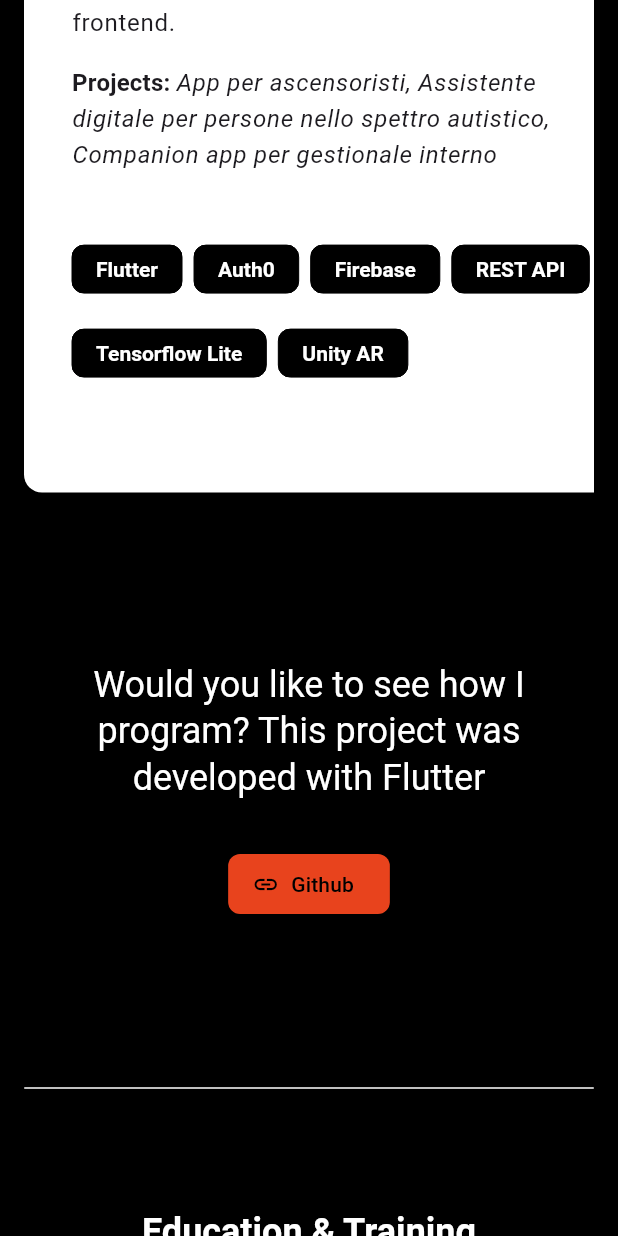
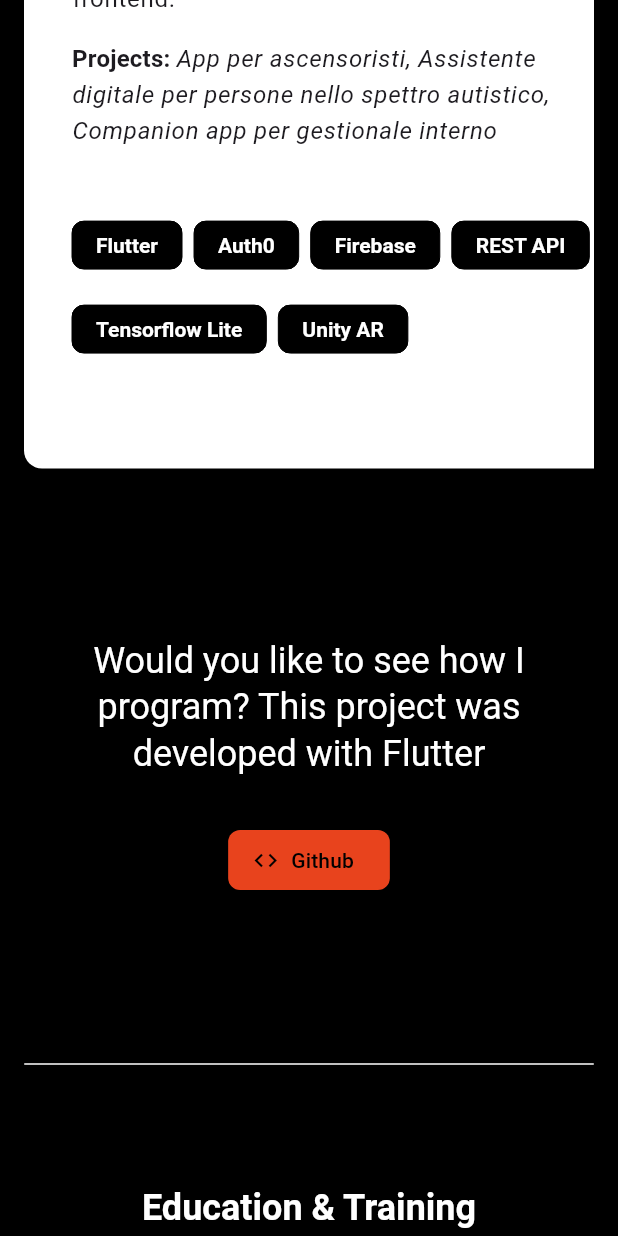
Before and after one commit to Lord-Platypus/portfolio, a Flutter app: the screen it shows after launch, scrolled down 1728 dp, after a tap on "Github", on a phone screen of 412 x 824 dp. Run offline on Flutter 3.47's test engine with Material 3 defaults, Android fonts, the phone set to English and light mode, and no system bars; drawn by our look-alikes of auto_size_text; our stand-ins replace bloc, dio, equatable, flutter_bloc, get_it, go_router; generated files the repository leaves out were written again; network calls fail.

Commit message:
refactor Hero section

```diff
--- a/lib/core/utils/constants/constants.dart
+++ b/lib/core/utils/constants/constants.dart
@@ -1 +1,3 @@
 const String githubUrl = "https://github.com/Lord-Platypus/portfolio";
+const String cvUrl =
+    "https://drive.google.com/file/d/1d2YXLJA5Z3neh-xopDc1qWzxdQrslZSz/view?usp=sharing";
--- a/lib/core/utils/extensions/build_context_extension.dart
+++ b/lib/core/utils/extensions/build_context_extension.dart
@@ -1,16 +1,24 @@
 import 'package:flutter/material.dart';
 
 import '../../../l10n/app_localizations.dart';
+import '../screen_helper/enum/screen_sizes.dart';
 import '../theme/app_colors.dart';
 
-extension AppColorsExtension on BuildContext {
+extension BuildContextExtension on BuildContext {
   AppColors get appColors => Theme.of(this).extension<AppColors>()!;
 
-  bool isTablet() => MediaQuery.of(this).size.width >= 600;
+  bool isTablet() =>
+      ScreenSize.fromWidth(MediaQuery.of(this).size.width) == ScreenSize.tablet;
 
-  bool isDesktop() => MediaQuery.of(this).size.width >= 1024;
+  bool isDesktop() =>
+      ScreenSize.fromWidth(MediaQuery.of(this).size.width) ==
+      ScreenSize.desktop;
 
-  bool isMobile() => MediaQuery.of(this).size.width < 600;
+  bool isMobile() =>
+      ScreenSize.fromWidth(MediaQuery.of(this).size.width) == ScreenSize.mobile;
+
+  ScreenSize get screenSize =>
+      ScreenSize.fromWidth(MediaQuery.of(this).size.width);
 
   AppLocalizations get localizations => AppLocalizations.of(this)!;
 }
--- /dev/null
+++ b/lib/core/utils/screen_helper/enum/screen_sizes.dart
@@ -0,0 +1,18 @@
+enum ScreenSize {
+  mobile,
+  tablet,
+  desktop;
+
+  static ScreenSize fromWidth(double width) {
+    switch (width) {
+      case < 600:
+        return mobile;
+      case >= 600 && < 1024:
+        return tablet;
+      case >= 1024:
+        return desktop;
+      default:
+        throw Exception("Width not in range");
+    }
+  }
+}
--- a/lib/features/portfolio/data/data_sources/portfolio_local_service.dart
+++ b/lib/features/portfolio/data/data_sources/portfolio_local_service.dart
@@ -19,7 +19,7 @@ class PortfolioLocalService implements PortfolioDataSource {
         surname: "Vinci",
         title: "Senior Flutter Developer",
         profileImageUrl:
-            "https://i.pinimg.com/736x/a7/20/12/a72012de9e71f2b6676f8417c462e57c.jpg",
+            "https://drive.usercontent.google.com/download?id=1TdofDpn2iG6BQSQhPEomeVW-i3WVOQ_1",
         address: "Loc. Campara 23",
         city: "Pastrengo (VR)",
         country: "Italy",
--- a/lib/features/portfolio/presentation/pages/portfolio_page.dart
+++ b/lib/features/portfolio/presentation/pages/portfolio_page.dart
@@ -28,8 +28,7 @@ class PortfolioPage extends StatelessWidget {
         getWorkExperiencesCase: GetIt.I<GetWorkExperiencesCase>(),
         getEducationalElements: GetIt.I<GetEducationElementsCase>(),
       )..getPortfolioInfos(),
-      child: Scaffold(
-        body: BlocBuilder<PortfolioCubit, PortfolioState>(
+      child: BlocBuilder<PortfolioCubit, PortfolioState>(
         builder: (context, state) {
           switch (state) {
             case PortfolioLoading():
@@ -41,23 +40,31 @@ class PortfolioPage extends StatelessWidget {
           }
         },
       ),
-      ),
     );
   }
 
+  double get maxPageWidth => 1024;
+
   Widget _buildPage(BuildContext context, PortfolioDone state) {
-    return SingleChildScrollView(
+    return Scaffold(
+      body: SingleChildScrollView(
         child: Column(
           children: [
+            Center(
+              child: SizedBox(
+                width: maxPageWidth + 64 * 2,
+                child: HeroSection(personalInfo: state.personalInfo!),
+              ),
+            ),
+            const SizedBox(height: 64),
             Padding(
-            padding: const EdgeInsets.fromLTRB(16, 16, 16, 32),
+              padding: const EdgeInsets.fromLTRB(16, 0, 16, 32),
               child: Center(
                 child: SizedBox(
-                width: 1024,
+                  width: maxPageWidth,
                   child: Column(
                     spacing: 64,
                     children: [
-                    HeroSection(personalInfo: state.personalInfo!),
                       AboutSection(
                         aboutMe: state.personalInfo!.aboutMe,
                         labels: state.personalInfo!.aboutLabels,
@@ -77,7 +84,7 @@ class PortfolioPage extends StatelessWidget {
                 padding: const EdgeInsets.fromLTRB(16, 8, 16, 16),
                 child: Center(
                   child: SizedBox(
-                  width: 1024,
+                    width: maxPageWidth,
                     child: Column(
                       crossAxisAlignment: CrossAxisAlignment.start,
                       spacing: 16,
@@ -88,7 +95,7 @@ class PortfolioPage extends StatelessWidget {
                         EducationSection(
                           educationElements: state.educationElements!,
                         ),
-                      const Divider(),
+                        const Divider(height: 64),
                         ContactsSection(personalInfo: state.personalInfo!),
                       ],
                     ),
@@ -98,6 +105,7 @@ class PortfolioPage extends StatelessWidget {
             ),
           ],
         ),
+      ),
     );
   }
 }
--- a/lib/features/portfolio/presentation/widgets/github_section.dart
+++ b/lib/features/portfolio/presentation/widgets/github_section.dart
@@ -28,7 +28,7 @@ class GithubSection extends StatelessWidget {
 
             FilledButton.icon(
               onPressed: () => launchUrl(Uri.parse(githubUrl)),
-              icon: const Icon(Icons.link),
+              icon: const Icon(Icons.code),
               label: const Text("Github"),
             ),
           ],
--- a/lib/features/portfolio/presentation/widgets/hero_section.dart
+++ b/lib/features/portfolio/presentation/widgets/hero_section.dart
@@ -1,7 +1,12 @@
+import 'dart:math';
+
 import 'package:auto_size_text/auto_size_text.dart';
 import 'package:flutter/material.dart';
+import 'package:url_launcher/url_launcher.dart';
 
+import '../../../../core/utils/constants/constants.dart';
 import '../../../../core/utils/extensions/build_context_extension.dart';
+import '../../../../core/utils/screen_helper/enum/screen_sizes.dart';
 import '../../domain/entities/personal_info.dart';
 
 class HeroSection extends StatelessWidget {
@@ -11,72 +16,182 @@ class HeroSection extends StatelessWidget {
 
   @override
   Widget build(BuildContext context) {
+    ButtonStyle buttonStyle = ButtonStyle(
+      shape: WidgetStatePropertyAll(
+        RoundedRectangleBorder(borderRadius: BorderRadius.circular(32)),
+      ),
+      foregroundColor: WidgetStatePropertyAll(context.appColors.onSecondary),
+      backgroundColor: WidgetStatePropertyAll(context.appColors.secondary),
+    );
+
+    final lineDecoration = LayoutBuilder(
+      builder: (context, constraints) =>
+          Container(
+            height: constraints.maxHeight / 2,
+            decoration: BoxDecoration(
+              borderRadius: const BorderRadius.only(
+                bottomLeft: Radius.circular(32),
+                bottomRight: Radius.circular(32),
+              ),
+              border: Border(
+                left: BorderSide(color: context.appColors.primary, width: 3),
+                right: BorderSide(color: context.appColors.primary, width: 3),
+                bottom: BorderSide(color: context.appColors.primary, width: 3),
+              ),
+            ),
+          ),
+    );
+
+    final imageCircle = LayoutBuilder(
+      builder: (context, constraints) =>
+          _buildEmptySurfaceBox(
+            context,
+            child: Container(
+              decoration: BoxDecoration(
+                border: Border.all(color: context.appColors.border, width: 3),
+                shape: BoxShape.circle,
+                image: DecorationImage(
+                  image: NetworkImage(personalInfo.profileImageUrl),
+                ),
+              ),
+            ),
+            leftPadding: !context.isMobile(),
+            rightPadding: !context.isMobile(),
+          ),
+    );
+
+    final fullName = _buildEmptySurfaceBox(
+      context,
+      child: AutoSizeText(
+        personalInfo.fullName,
+        maxLines: 1,
+        style: Theme
+            .of(
+          context,
+        )
+            .textTheme
+            .headlineLarge
+            ?.copyWith(fontWeight: FontWeight.bold),
+      ),
+    );
+
+    final subtitle = _buildEmptySurfaceBox(
+      context,
+      child: AutoSizeText(
+        personalInfo.title,
+        maxLines: 1,
+        style: Theme
+            .of(
+          context,
+        )
+            .textTheme
+            .headlineMedium
+            ?.copyWith(fontWeight: FontWeight.bold),
+      ),
+    );
+
+    final cvButton = _buildEmptySurfaceBox(
+      context,
+      child: FilledButton.icon(
+        style: buttonStyle,
+
+        onPressed: () => launchUrl(Uri.parse(cvUrl)),
+        icon: const Icon(Icons.download),
+        label: Text(context.localizations.downloadCV),
+      ),
+    );
+
+    final githubButton = _buildEmptySurfaceBox(
+      context,
+      child: FilledButton.icon(
+        style: buttonStyle,
+        onPressed: () => launchUrl(Uri.parse(githubUrl)),
+        icon: const Icon(Icons.code),
+        label: const Text("Github"),
+      ),
+    );
+
+    final double mainRowPadding = switch (context.screenSize) {
+      ScreenSize.mobile => 8,
+      ScreenSize.tablet => 32,
+      ScreenSize.desktop => 64,
+    };
+    final double mainRowSpacing = context.isMobile() ? 0 : 16;
+
     return SizedBox(
-      height: MediaQuery
+      height: max(MediaQuery
           .of(context)
           .size
-          .height * .3,
+          .height * .3, 200),
+      child: Column(
+        crossAxisAlignment: CrossAxisAlignment.center,
+        spacing: 32,
+        children: [
+          Expanded(
+            child: Stack(
+              fit: StackFit.expand,
+              children: [
+                Align(alignment: Alignment.topCenter, child: lineDecoration),
+                Padding(
+                  padding: EdgeInsets.symmetric(horizontal: mainRowPadding),
+                  child: Row(
+                    spacing: mainRowSpacing,
+                    children: [
+                      Expanded(child: imageCircle),
+                      Expanded(
+                        flex: 3,
+                        child: LayoutBuilder(
+                          builder: (context, constraints) =>
+                              SizedBox(
+                                width: constraints.maxWidth,
                                 child: Row(
                                   spacing: 16,
+                                  crossAxisAlignment: CrossAxisAlignment.center,
                                   children: [
-          Flexible(
-            child: LayoutBuilder(
-              builder: (context, constraints) =>
-                  Container(
+                                    Expanded(
+                                      child: Column(
+                                        mainAxisAlignment: MainAxisAlignment
+                                            .center,
+                                        crossAxisAlignment:
+                                        CrossAxisAlignment.start,
+                                        children: [fullName, subtitle],
+                                      ),
+                                    ),
 
-                    decoration: BoxDecoration(
-                      border: Border.all(
-                        color: context.appColors.border,
-                        width: 3,
-                      ),
-                      shape: BoxShape.circle,
-                    ),
-                    child: CircleAvatar(
-                      minRadius: 50,
-                      maxRadius: 80,
-                      backgroundImage: NetworkImage(
-                          personalInfo.profileImageUrl),
+                                    if (context.isDesktop()) ...[
+                                      cvButton,
+                                      githubButton,
+                                    ],
+                                  ],
                                 ),
                               ),
                         ),
                       ),
-          Expanded(
-            flex: 2,
-            child: LayoutBuilder(builder: (context, constraints) =>
-                SizedBox(
-                  width: constraints.maxWidth,
-                  child: Column(
-                    mainAxisAlignment: MainAxisAlignment.center,
-                    crossAxisAlignment: CrossAxisAlignment.start,
-                    children: [
-                      AutoSizeText(
-                        personalInfo.fullName,
-                        maxLines: 1,
-                        style: Theme
-                            .of(context)
-                            .textTheme
-                            .headlineLarge
-                            ?.copyWith(
-                          fontWeight: FontWeight.bold,
-                        ),
-                      ),
-                      AutoSizeText(
-                        personalInfo.title,
-                        maxLines: 1,
-                        style: Theme
-                            .of(context)
-                            .textTheme
-                            .headlineMedium
-                            ?.copyWith(
-                          fontWeight: FontWeight.bold,
+                    ],
                   ),
                 ),
               ],
             ),
-                ),),
           ),
+          if (!context.isDesktop()) Row(
+              mainAxisAlignment: MainAxisAlignment.center,
+              children: [cvButton, githubButton]),
         ],
       ),
     );
   }
+
+  Widget _buildEmptySurfaceBox(BuildContext context, {
+    required Widget child,
+    bool leftPadding = true,
+    bool rightPadding = true,
+  }) =>
+      Container(
+        color: context.appColors.surface,
+        padding: EdgeInsets.only(
+          left: leftPadding ? 16 : 0,
+          right: rightPadding ? 16 : 0,
+        ),
+        child: child,
+      );
 }
--- a/lib/l10n/app_en.arb
+++ b/lib/l10n/app_en.arb
@@ -9,5 +9,6 @@
     "githubSectionTitle": "Would you like to see how I program? This project was developed with Flutter",
     "educationSectionTitle": "Education & Training",
     "vatNumber": "VAT Number",
-    "contacts": "Contacts"
+    "contacts": "Contacts",
+    "downloadCV": "Download CV"
 }
--- a/lib/l10n/app_it.arb
+++ b/lib/l10n/app_it.arb
@@ -9,5 +9,6 @@
     "githubSectionTitle": "Vuoi vedere come programmo? Questo progetto è stato sviluppato con Flutter",
     "educationSectionTitle": "Istruzione e formazione",
     "vatNumber": "P.IVA",
-    "contacts": "Contatti"
+    "contacts": "Contatti",
+    "downloadCV": "Scarica CV"
 }
--- a/pubspec.yaml
+++ b/pubspec.yaml
@@ -20,7 +20,6 @@ dependencies:
   get_it: ^8.2.0
   go_router: ^16.2.4
   intl: ^0.20.2
-  responsive_builder: ^0.7.1
   url_launcher: ^6.3.2
 
 dev_dependencies:
```
Also changed, not shown: lib/core/utils/screen_helper/screen_helper.dart (added), pubspec.lock. Lines whose indentation alone changed are shown as unchanged.
